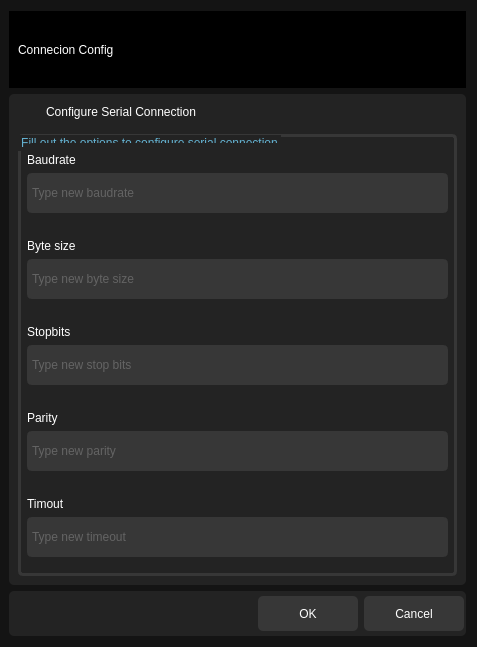
Qt form src/ui/connection_info.ui (ligerr13/PE_Spectroradiometer) before a commit.
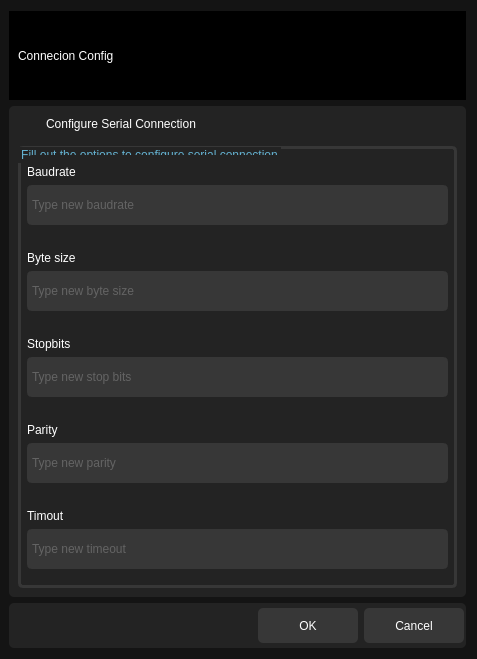
The same form after that commit. Icons and pictures are not drawn.

Diff of the .ui file:
```diff
--- a/src/ui/connection_info.ui
+++ b/src/ui/connection_info.ui
@@ -7,7 +7,7 @@
     <x>0</x>
     <y>0</y>
     <width>477</width>
-    <height>647</height>
+    <height>659</height>
    </rect>
   </property>
   <property name="windowTitle">
```
